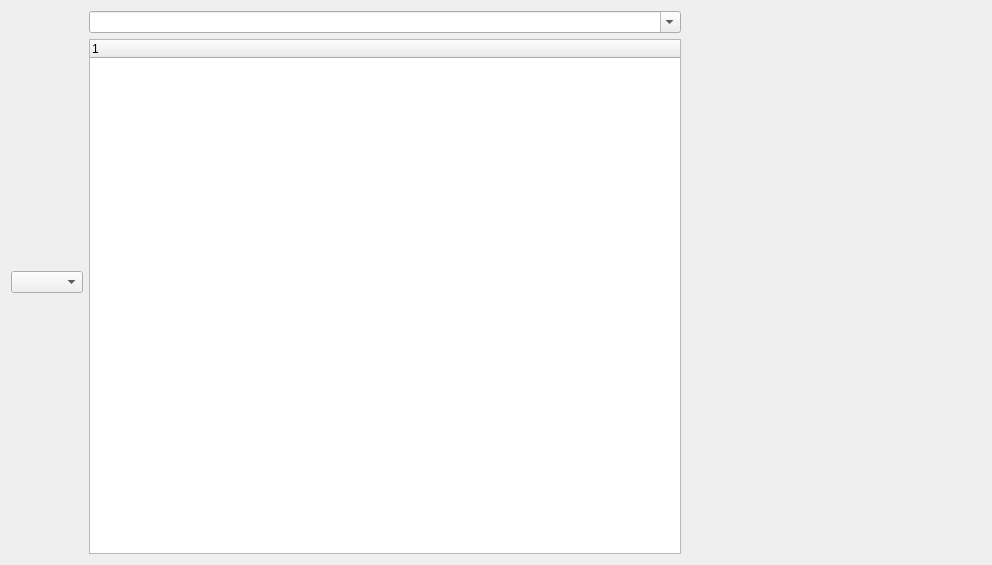
The window that ui/test.ui (YassineBaghdadi/DEGITAL-management) describes before a commit, drawn with Qt 5.
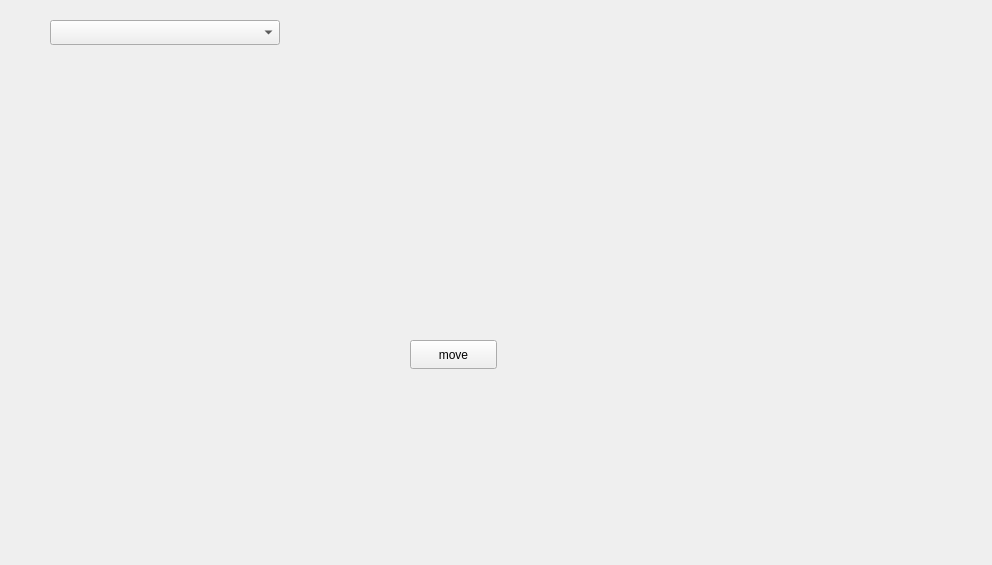
The same window after the commit.

Diff of the .ui file:
```diff
--- a/ui/test.ui
+++ b/ui/test.ui
@@ -13,124 +13,29 @@
   <property name="windowTitle">
    <string>Form</string>
   </property>
-  <layout class="QGridLayout" name="gridLayout">
-   <item row="0" column="2">
-    <spacer name="horizontalSpacer">
-     <property name="orientation">
-      <enum>Qt::Horizontal</enum>
-     </property>
-     <property name="sizeType">
-      <enum>QSizePolicy::Fixed</enum>
-     </property>
-     <property name="sizeHint" stdset="0">
-      <size>
-       <width>300</width>
-       <height>20</height>
-      </size>
-     </property>
-    </spacer>
-   </item>
-   <item row="0" column="0" rowspan="2">
-    <layout class="QHBoxLayout" name="horizontalLayout">
-     <item>
-      <widget class="QComboBox" name="comboBox"/>
-     </item>
-    </layout>
-   </item>
-   <item row="0" column="1">
-    <widget class="QComboBox" name="comboBox_2">
-     <property name="font">
-      <font>
-       <stylestrategy>PreferDefault</stylestrategy>
-      </font>
-     </property>
-     <property name="editable">
-      <bool>true</bool>
-     </property>
-     <property name="currentIndex">
-      <number>-1</number>
-     </property>
-     <property name="duplicatesEnabled">
-      <bool>false</bool>
-     </property>
-     <property name="frame">
-      <bool>true</bool>
-     </property>
-     <property name="modelColumn">
-      <number>0</number>
-     </property>
-     <item>
-      <property name="text">
-       <string>New Item1</string>
-      </property>
-     </item>
-     <item>
-      <property name="text">
-       <string>yassine</string>
-      </property>
-     </item>
-     <item>
-      <property name="text">
-       <string>yassine</string>
-      </property>
-     </item>
-     <item>
-      <property name="text">
-       <string>New Item2</string>
-      </property>
-     </item>
-     <item>
-      <property name="text">
-       <string>New Item3</string>
-      </property>
-     </item>
-     <item>
-      <property name="text">
-       <string>New Item4</string>
-      </property>
-     </item>
-     <item>
-      <property name="text">
-       <string>New Item5</string>
-      </property>
-     </item>
-     <item>
-      <property name="text">
-       <string>New Item6</string>
-      </property>
-     </item>
-     <item>
-      <property name="text">
-       <string>New Item7</string>
-      </property>
-     </item>
-     <item>
-      <property name="text">
-       <string>New Item8</string>
-      </property>
-     </item>
-     <item>
-      <property name="text">
-       <string>New Item9</string>
-      </property>
-     </item>
-     <item>
-      <property name="text">
-       <string>New Item10</string>
-      </property>
-     </item>
-    </widget>
-   </item>
-   <item row="1" column="1">
-    <widget class="QTreeWidget" name="treeWidget">
-     <column>
-      <property name="text">
-       <string notr="true">1</string>
-      </property>
-     </column>
-    </widget>
-   </item>
-  </layout>
+  <widget class="QComboBox" name="comboBox">
+   <property name="geometry">
+    <rect>
+     <x>50</x>
+     <y>20</y>
+     <width>230</width>
+     <height>25</height>
+    </rect>
+   </property>
+  </widget>
+  <widget class="QPushButton" name="pushButton">
+   <property name="geometry">
+    <rect>
+     <x>410</x>
+     <y>340</y>
+     <width>87</width>
+     <height>29</height>
+    </rect>
+   </property>
+   <property name="text">
+    <string>move</string>
+   </property>
+  </widget>
  </widget>
  <resources/>
  <connections/>
```
